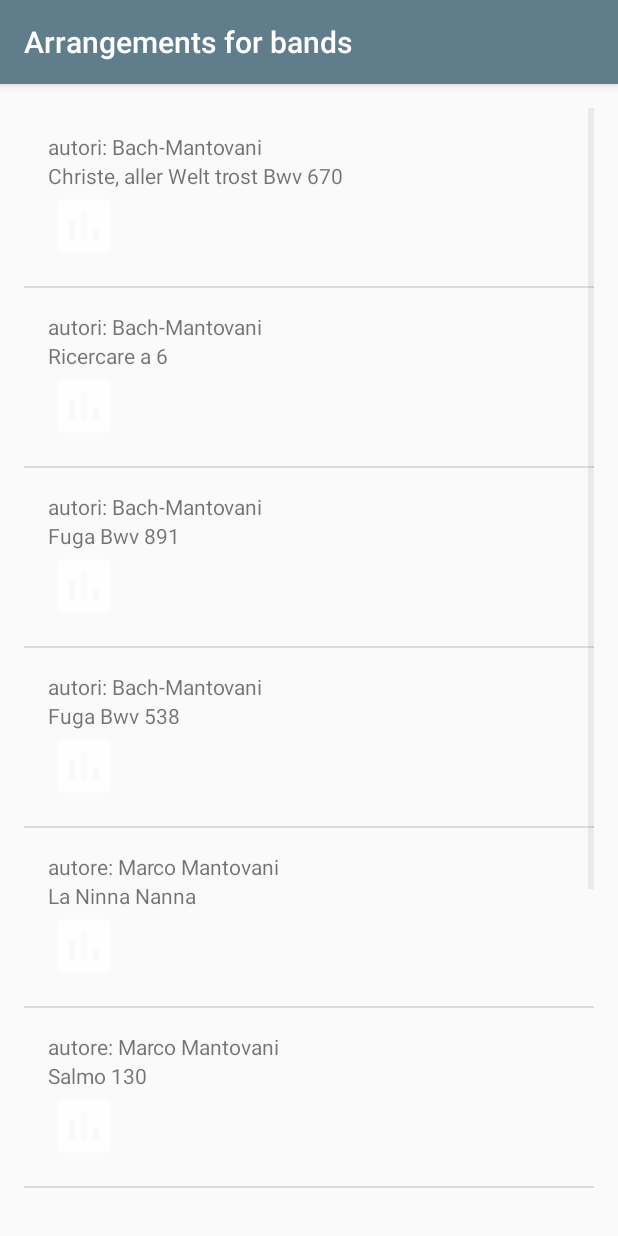
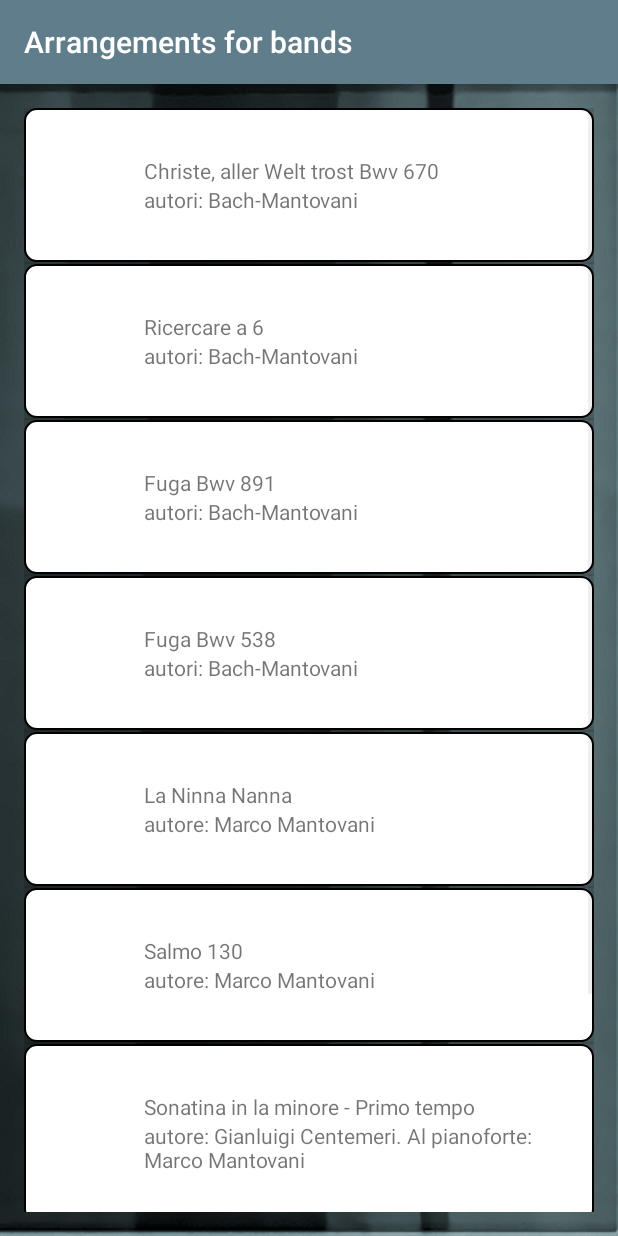
Before and after one commit to CrisFuriosi/MarcoMantovanismusic, an Android app: the ArrangementsForBandsActivity screen opened directly, with no data from a screen before it, on a phone screen of 412 x 824 dp. Run offline under Robolectric (Android 15) with nearby library versions, the phone set to English and light mode, and no system bars.

```diff
--- a/app/src/main/AndroidManifest.xml
+++ b/app/src/main/AndroidManifest.xml
@@ -9,7 +9,8 @@
         android:roundIcon="@mipmap/ic_launcher_round"
         android:supportsRtl="true"
         android:theme="@style/AppTheme">
-        <activity android:name=".MainActivity">
+        <activity android:name=".MainActivity"
+            android:theme="@style/AppTheme">
             <intent-filter>
                 <action android:name="android.intent.action.MAIN" />
 
@@ -30,7 +31,8 @@
             android:label="@string/category_transcriptions" />
         <activity
             android:name=".ItemDetailActivity"
-            android:parentActivityName="com.example.cfuri.marcomantovanismusic.Mp3Activity">
+            android:parentActivityName="com.example.cfuri.marcomantovanismusic.Mp3Activity"
+            android:theme="@style/AppTheme">
 
             <meta-data
                 android:name="android.support.PARENT_ACTIVITY"
--- /dev/null
+++ b/app/src/main/res/drawable/rounded_container.xml
@@ -0,0 +1,11 @@
+<?xml version="1.0" encoding="utf-8"?>
+<shape xmlns:android="http://schemas.android.com/apk/res/android"
+    android:shape="rectangle">
+    <solid android:color="#FFFFFF" />
+    <padding android:bottom="@dimen/padding" />
+    <padding android:top="@dimen/padding" />
+    <padding android:left="@dimen/padding" />
+    <padding android:right="@dimen/padding" />
+    <stroke android:width="1dp" />
+    <corners android:radius="8dp" />
+</shape>
--- a/app/src/main/res/layout/activity_item_list.xml
+++ b/app/src/main/res/layout/activity_item_list.xml
@@ -4,6 +4,7 @@
     android:layout_width="match_parent"
     android:layout_height="match_parent"
     android:orientation="vertical"
+    android:background="@drawable/background"
     android:paddingBottom="@dimen/activity_vertical_margin"
     android:paddingLeft="@dimen/activity_horizontal_margin"
     android:paddingRight="@dimen/activity_horizontal_margin"
--- a/app/src/main/res/layout/item.xml
+++ b/app/src/main/res/layout/item.xml
@@ -1,30 +1,41 @@
 <?xml version="1.0" encoding="utf-8"?>
+
 <LinearLayout xmlns:android="http://schemas.android.com/apk/res/android"
     xmlns:tools="http://schemas.android.com/tools"
+    style="@style/CategoryStyle"
     android:layout_width="match_parent"
-    android:layout_height="match_parent"
-    android:orientation="vertical"
-    android:padding="@dimen/padding">
+    android:layout_height="wrap_content"
+    android:orientation="horizontal"
+    >
 
-    <TextView xmlns:android="http://schemas.android.com/apk/res/android"
-        android:id="@+id/item_name_text_view"
+    <ImageView
+        android:id="@+id/item_image_view"
+        android:layout_width="48dp"
+        android:layout_height="48dp"
+        android:contentDescription="@string/resource_image"
+        android:gravity="center_vertical"
+        tools:src="@drawable/empty_positioner" />
+
+    <LinearLayout
         android:layout_width="match_parent"
         android:layout_height="wrap_content"
-        android:gravity="center_vertical"
-        tools:text="lutti" />
+        android:orientation="vertical"
+        android:padding="@dimen/padding">
 
-    <TextView xmlns:android="http://schemas.android.com/apk/res/android"
-        android:id="@+id/item_description_text_view"
-        android:layout_width="match_parent"
-        android:layout_height="wrap_content"
-        android:gravity="center_vertical"
-        tools:text="one" />
+        <TextView xmlns:android="http://schemas.android.com/apk/res/android"
+            android:id="@+id/item_description_text_view"
+            android:layout_width="match_parent"
+            android:layout_height="wrap_content"
+            android:gravity="center_vertical"
+            tools:text="Author, musician" />
 
-    <ImageView
-        android:layout_width="48dp"
-        android:layout_height="48dp"
-        android:gravity="center_vertical"
-        tools:src="@drawable/empty_positioner"
-        android:contentDescription="resource image"
-        android:id="@+id/item_image_view"/>
+        <TextView xmlns:android="http://schemas.android.com/apk/res/android"
+            android:id="@+id/item_name_text_view"
+            android:layout_width="match_parent"
+            android:layout_height="wrap_content"
+            android:gravity="center_vertical"
+            tools:text="Music name" />
+
+
+    </LinearLayout>
 </LinearLayout>
--- a/app/src/main/res/values/dimens.xml
+++ b/app/src/main/res/values/dimens.xml
@@ -7,4 +7,6 @@
     <dimen name="activity_vertical_margin">16dp</dimen>
     <dimen name="padding">16dp</dimen>
     <dimen name="margin">16dp</dimen>
+    <dimen name="elevation">16dp</dimen>
+    <dimen name="categoryTextSize">16sp</dimen>
 </resources>
--- a/app/src/main/res/values/strings.xml
+++ b/app/src/main/res/values/strings.xml
@@ -36,5 +36,6 @@
     <string name="sonatina1_description">autore: Gianluigi Centemeri. Al pianoforte: Marco Mantovani</string>
     <string name="sonatina2_description">autore: Gianluigi Centemeri. Al pianoforte: Marco Mantovani</string>
     <string name="sonatina3_description">autore: Gianluigi Centemeri. Al pianoforte: Marco Mantovani</string>
+    <string name="resource_image">resource image</string>
 
 </resources>
--- a/app/src/main/res/values/styles.xml
+++ b/app/src/main/res/values/styles.xml
@@ -20,14 +20,18 @@
         <item name="colorPrimaryDark">@color/primary_dark</item>
     </style>
 
-    <!-- Style for a category of vocabulary words -->
+    <!-- Style for a list/category -->
     <style name="CategoryStyle">
+        <item name="android:background">@drawable/rounded_container</item>
         <item name="android:layout_width">match_parent</item>
         <item name="android:layout_height">@dimen/list_item_height</item>
         <item name="android:gravity">center_vertical</item>
-        <item name="android:padding">16dp</item>
-        <item name="android:textColor">@android:color/white</item>
+        <item name="android:padding">@dimen/padding</item>
+        <item name="android:layout_margin">@dimen/margin</item>
         <item name="android:textStyle">bold</item>
-        <item name="android:textAppearance">?android:textAppearanceMedium</item>
+        <item name="android:textSize">@dimen/categoryTextSize</item>
+        <item xmlns:tools="http://schemas.android.com/tools" name="android:elevation" tools:targetApi="21">
+            @dimen/elevation
+        </item>
     </style>
 </resources>
```
Also changed, not shown: app/src/main/res/layout/activity_main.xml (+11 -7 lines), app/src/main/res/values/colors.xml (+0 -9 lines), app/src/main/res/drawable/background.png (added), app/src/main/res/drawable/mp3_activity_image.jpg (added).
